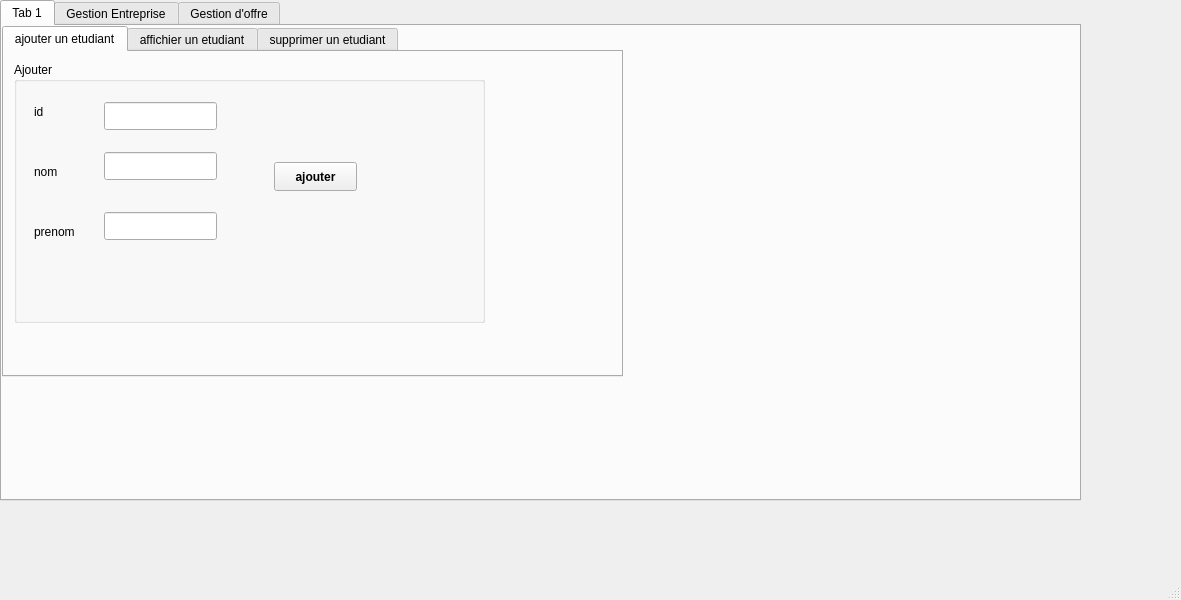
The window that mainwindow.ui (Jizel14/ProjetCpp) describes before a commit, drawn with Qt 5.
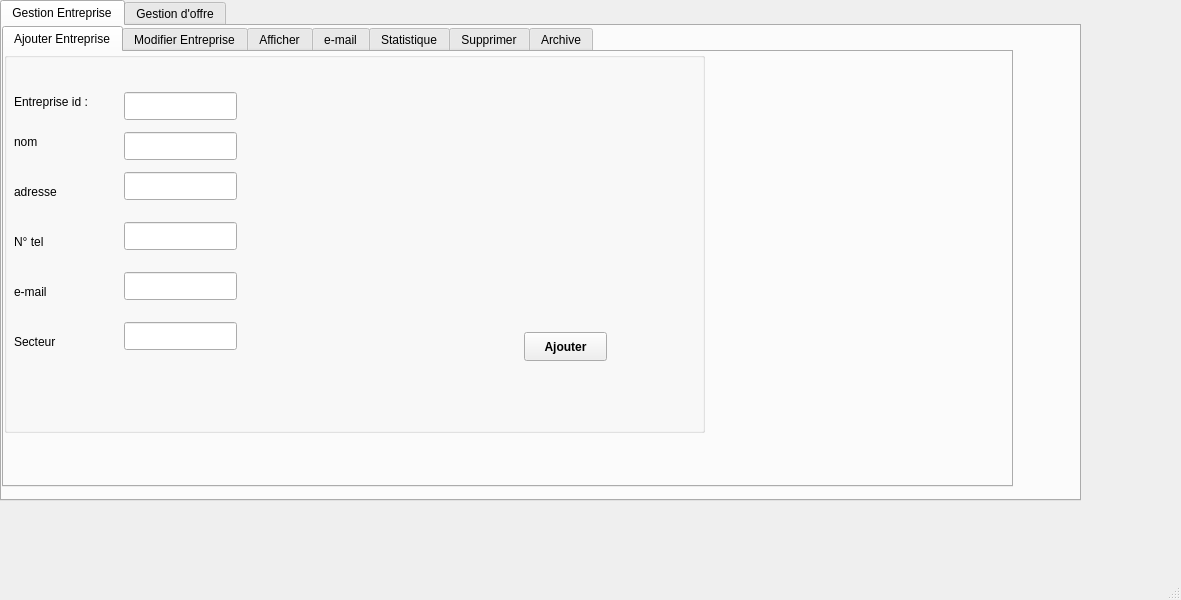
The same window after the commit. The open tabs and pages were chosen to show the change.

```diff
--- a/mainwindow.ui
+++ b/mainwindow.ui
@@ -26,185 +26,6 @@
     <property name="currentIndex">
      <number>1</number>
     </property>
-    <widget class="QWidget" name="tab_4">
-     <attribute name="title">
-      <string>Tab 1</string>
-     </attribute>
-     <widget class="QTabWidget" name="tabWidget">
-      <property name="geometry">
-       <rect>
-        <x>0</x>
-        <y>0</y>
-        <width>621</width>
-        <height>351</height>
-       </rect>
-      </property>
-      <property name="currentIndex">
-       <number>0</number>
-      </property>
-      <widget class="QWidget" name="tab">
-       <attribute name="title">
-        <string>ajouter un etudiant</string>
-       </attribute>
-       <widget class="QGroupBox" name="groupBox">
-        <property name="geometry">
-         <rect>
-          <x>10</x>
-          <y>10</y>
-          <width>471</width>
-          <height>261</height>
-         </rect>
-        </property>
-        <property name="title">
-         <string>Ajouter</string>
-        </property>
-        <widget class="QLabel" name="label">
-         <property name="geometry">
-          <rect>
-           <x>20</x>
-           <y>40</y>
-           <width>63</width>
-           <height>20</height>
-          </rect>
-         </property>
-         <property name="text">
-          <string>id</string>
-         </property>
-        </widget>
-        <widget class="QLabel" name="label_2">
-         <property name="geometry">
-          <rect>
-           <x>20</x>
-           <y>100</y>
-           <width>63</width>
-           <height>20</height>
-          </rect>
-         </property>
-         <property name="text">
-          <string>nom</string>
-         </property>
-        </widget>
-        <widget class="QLabel" name="label_3">
-         <property name="geometry">
-          <rect>
-           <x>20</x>
-           <y>160</y>
-           <width>63</width>
-           <height>20</height>
-          </rect>
-         </property>
-         <property name="text">
-          <string>prenom</string>
-         </property>
-        </widget>
-        <widget class="QLineEdit" name="le_id">
-         <property name="geometry">
-          <rect>
-           <x>90</x>
-           <y>40</y>
-           <width>113</width>
-           <height>28</height>
-          </rect>
-         </property>
-        </widget>
-        <widget class="QLineEdit" name="le_nom">
-         <property name="geometry">
-          <rect>
-           <x>90</x>
-           <y>90</y>
-           <width>113</width>
-           <height>28</height>
-          </rect>
-         </property>
-        </widget>
-        <widget class="QLineEdit" name="le_prenom">
-         <property name="geometry">
-          <rect>
-           <x>90</x>
-           <y>150</y>
-           <width>113</width>
-           <height>28</height>
-          </rect>
-         </property>
-        </widget>
-        <widget class="QPushButton" name="pb_ajout">
-         <property name="geometry">
-          <rect>
-           <x>260</x>
-           <y>100</y>
-           <width>83</width>
-           <height>29</height>
-          </rect>
-         </property>
-         <property name="font">
-          <font>
-           <bold>true</bold>
-          </font>
-         </property>
-         <property name="text">
-          <string>ajouter</string>
-         </property>
-        </widget>
-       </widget>
-      </widget>
-      <widget class="QWidget" name="tab_2">
-       <attribute name="title">
-        <string>affichier un etudiant</string>
-       </attribute>
-       <widget class="QTableView" name="tab_etudiant">
-        <property name="geometry">
-         <rect>
-          <x>20</x>
-          <y>30</y>
-          <width>471</width>
-          <height>241</height>
-         </rect>
-        </property>
-       </widget>
-      </widget>
-      <widget class="QWidget" name="tab_3">
-       <attribute name="title">
-        <string>supprimer un etudiant</string>
-       </attribute>
-       <widget class="QLabel" name="label_4">
-        <property name="geometry">
-         <rect>
-          <x>30</x>
-          <y>30</y>
-          <width>91</width>
-          <height>20</height>
-         </rect>
-        </property>
-        <property name="text">
-         <string>Taper le ID</string>
-        </property>
-       </widget>
-       <widget class="QLineEdit" name="le_id_sup">
-        <property name="geometry">
-         <rect>
-          <x>140</x>
-          <y>30</y>
-          <width>141</width>
-          <height>28</height>
-         </rect>
-        </property>
-       </widget>
-       <widget class="QPushButton" name="pb_supprimer">
-        <property name="geometry">
-         <rect>
-          <x>200</x>
-          <y>140</y>
-          <width>83</width>
-          <height>29</height>
-         </rect>
-        </property>
-        <property name="text">
-         <string>Supprimer</string>
-        </property>
-       </widget>
-      </widget>
-     </widget>
-    </widget>
     <widget class="QWidget" name="tab_5">
      <attribute name="title">
       <string>Gestion Entreprise</string>
```
Left out of the diff: 2 changed lines with no effect on the pictures.
